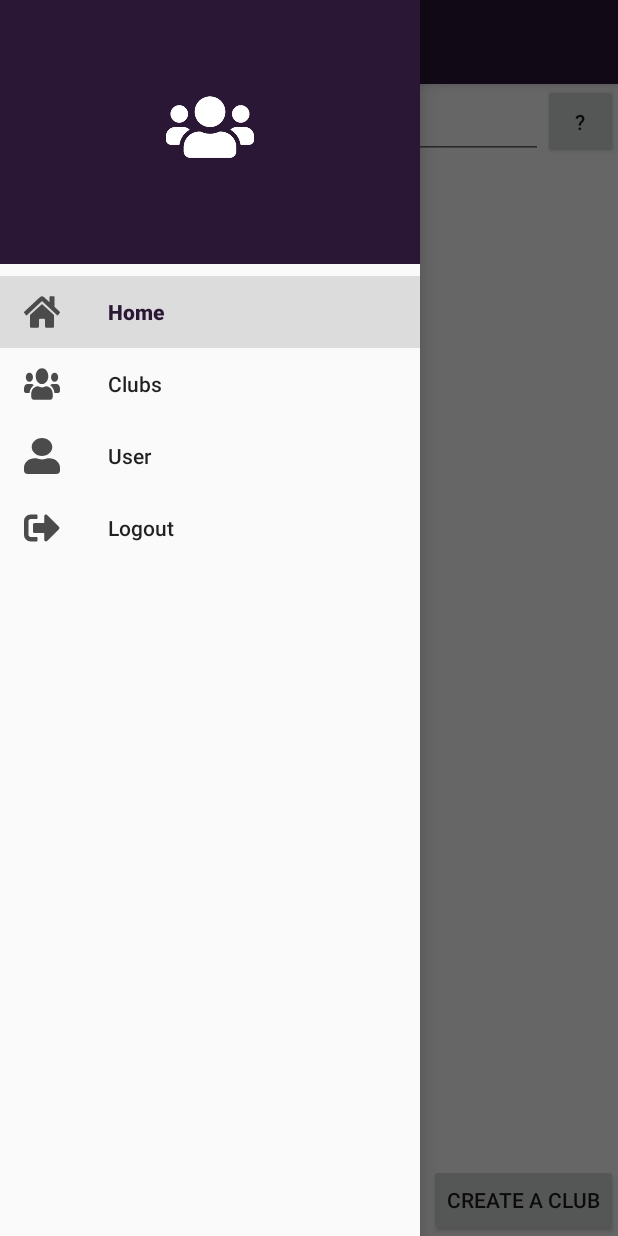
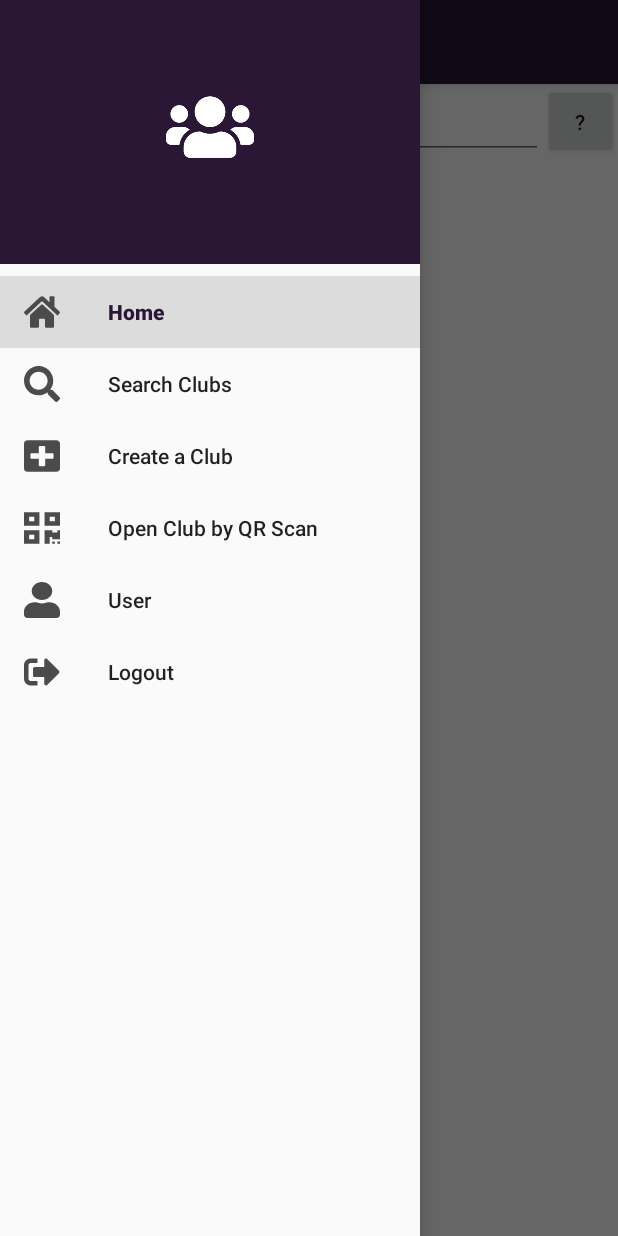
Before and after one commit to calpayne/kitkat-assignment, an Android app: the fragment ClubsFragment placed in its activity, with the side drawer open, on a phone screen of 412 x 824 dp. Run offline under Robolectric (Android 15) with nearby library versions, the phone set to English and light mode, and no system bars; our stand-ins replace Firebase (no records; nobody signed in at launch, a user with empty details on screens opened directly), Picasso; libraries missing offline, so code that uses them is left out: com.firebase.ui, com.journeyapps.barcodescanner; 3 statements that could not run were skipped.

Commit message:
Updated navbar with options from clubs fragment

```diff
--- a/app/src/main/java/com/kitkat/group/clubs/MainActivity.java
+++ b/app/src/main/java/com/kitkat/group/clubs/MainActivity.java
@@ -35,6 +35,7 @@ import com.google.zxing.common.BitMatrix;
 import com.journeyapps.barcodescanner.BarcodeEncoder;
 import com.kitkat.group.clubs.auth.LoginActivity;
 import com.kitkat.group.clubs.clubs.ClubsFragment;
+import com.kitkat.group.clubs.clubs.CreateClubActivity;
 import com.kitkat.group.clubs.data.ClubUser;
 import com.squareup.picasso.Picasso;
 
@@ -106,6 +107,10 @@ public class MainActivity extends AppCompatActivity implements NavigationView.On
             case R.id.nav_clubs:
                 getSupportFragmentManager().beginTransaction().replace(R.id.fragment_container, new ClubsFragment()).commit();
                 break;
+            case R.id.nav_create_club:
+                Intent intent = new Intent(this, CreateClubActivity.class);
+                startActivity(intent);
+                break;
             case R.id.nav_home:
                 getSupportFragmentManager().beginTransaction().replace(R.id.fragment_container, new HomeFragment()).commit();
                 break;
@@ -122,6 +127,8 @@ public class MainActivity extends AppCompatActivity implements NavigationView.On
                                 finish();
                             }
                         });
+                break;
+            case R.id.nav_scan_qr:
                 break;
         }
         drawer.closeDrawer(GravityCompat.START);
--- a/app/src/main/java/com/kitkat/group/clubs/clubs/ClubsFragment.java
+++ b/app/src/main/java/com/kitkat/group/clubs/clubs/ClubsFragment.java
@@ -60,14 +60,6 @@ public class ClubsFragment extends Fragment {
         searchText = view.findViewById(R.id.searchText);
 
         loadIntoListView(null, false);
-
-        view.findViewById(R.id.btn_clubs_create).setOnClickListener(new View.OnClickListener() {
-            @Override
-            public void onClick(View v) {
-                Intent intent = new Intent(getActivity(), CreateClubActivity.class);
-                startActivity(intent);
-            }
-        });
 
         view.findViewById(R.id.search_clubs_button).setOnClickListener(new View.OnClickListener() {
             @Override
--- /dev/null
+++ b/app/src/main/res/drawable/ic_main_create_club.xml
@@ -0,0 +1,4 @@
+<vector android:height="24dp" android:viewportHeight="512.0"
+    android:viewportWidth="448.0" android:width="24dp" xmlns:android="http://schemas.android.com/apk/res/android">
+    <path android:fillColor="#4B4B4B" android:pathData="M400,32L48,32C21.5,32 0,53.5 0,80v352c0,26.5 21.5,48 48,48h352c26.5,0 48,-21.5 48,-48L448,80c0,-26.5 -21.5,-48 -48,-48zM368,284c0,6.6 -5.4,12 -12,12h-92v92c0,6.6 -5.4,12 -12,12h-56c-6.6,0 -12,-5.4 -12,-12v-92L92,296c-6.6,0 -12,-5.4 -12,-12v-56c0,-6.6 5.4,-12 12,-12h92v-92c0,-6.6 5.4,-12 12,-12h56c6.6,0 12,5.4 12,12v92h92c6.6,0 12,5.4 12,12v56z"/>
+</vector>
--- /dev/null
+++ b/app/src/main/res/drawable/ic_main_scan_qr.xml
@@ -0,0 +1,4 @@
+<vector android:height="24dp" android:viewportHeight="512.0"
+    android:viewportWidth="448.0" android:width="24dp" xmlns:android="http://schemas.android.com/apk/res/android">
+    <path android:fillColor="#4B4B4B" android:pathData="M0,224h192L192,32L0,32v192zM64,96h64v64L64,160L64,96zM256,32v192h192L448,32L256,32zM384,160h-64L320,96h64v64zM0,480h192L192,288L0,288v192zM64,352h64v64L64,416v-64zM416,288h32v128h-96v-32h-32v96h-64L256,288h96v32h64v-32zM416,448h32v32h-32v-32zM352,448h32v32h-32v-32z"/>
+</vector>
--- /dev/null
+++ b/app/src/main/res/drawable/ic_main_search.xml
@@ -0,0 +1,4 @@
+<vector android:height="24dp" android:viewportHeight="512.0"
+    android:viewportWidth="512.0" android:width="24dp" xmlns:android="http://schemas.android.com/apk/res/android">
+    <path android:fillColor="#4B4B4B" android:pathData="M505,442.7L405.3,343c-4.5,-4.5 -10.6,-7 -17,-7H372c27.6,-35.3 44,-79.7 44,-128C416,93.1 322.9,0 208,0S0,93.1 0,208s93.1,208 208,208c48.3,0 92.7,-16.4 128,-44v16.3c0,6.4 2.5,12.5 7,17l99.7,99.7c9.4,9.4 24.6,9.4 33.9,0l28.3,-28.3c9.4,-9.4 9.4,-24.6 0.1,-34zM208,336c-70.7,0 -128,-57.2 -128,-128 0,-70.7 57.2,-128 128,-128 70.7,0 128,57.2 128,128 0,70.7 -57.2,128 -128,128z"/>
+</vector>
--- a/app/src/main/res/layout/fragment_clubs.xml
+++ b/app/src/main/res/layout/fragment_clubs.xml
@@ -35,14 +35,6 @@
             android:layout_toEndOf="@id/btn_my_clubs" />
 
         <Button
-            android:id="@+id/btn_clubs_create"
-            android:layout_width="wrap_content"
-            android:layout_height="wrap_content"
-            android:layout_alignParentBottom="true"
-            android:layout_alignParentEnd="true"
-            android:text="@string/create_club" />
-
-        <Button
             android:id="@+id/btn_my_clubs"
             android:layout_width="wrap_content"
             android:layout_height="wrap_content"
--- a/app/src/main/res/menu/drawer_menu.xml
+++ b/app/src/main/res/menu/drawer_menu.xml
@@ -10,8 +10,16 @@
             android:title="Home"/>
         <item
             android:id="@+id/nav_clubs"
-            android:icon="@drawable/ic_main_club"
-            android:title="Clubs" />
+            android:icon="@drawable/ic_main_search"
+            android:title="Search Clubs" />
+        <item
+            android:id="@+id/nav_create_club"
+            android:icon="@drawable/ic_main_create_club"
+            android:title="Create a Club" />
+        <item
+            android:id="@+id/nav_scan_qr"
+            android:icon="@drawable/ic_main_scan_qr"
+            android:title="Open Club by QR Scan" />
         <item
             android:id="@+id/nav_user"
             android:icon="@drawable/ic_main_user"
```
